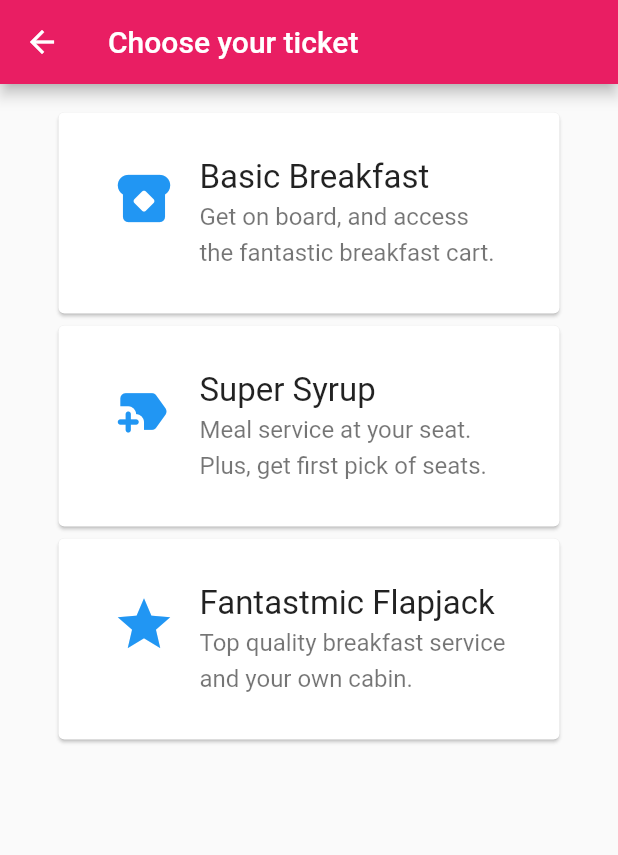
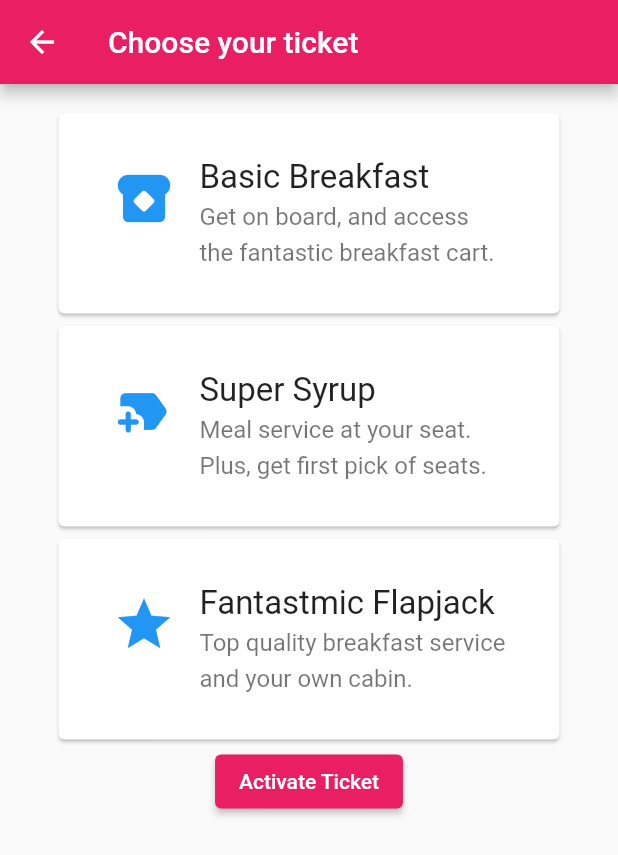
Before and after one commit to SaalikLok/pancake-railways, a Flutter app: the TicketsPage screen opened directly, on a phone screen of 412 x 824 dp. Shown: the top 855 px of the screen. Run offline on Flutter 3.47's test engine with Material 2 defaults, Android fonts, the light colour scheme and no system bars.

Commit message:
create active_ticket and active_ticket_page

```diff
--- a/lib/src/screens/tickets_page.dart
+++ b/lib/src/screens/tickets_page.dart
@@ -9,6 +9,10 @@ class TicketsPage extends StatefulWidget {
   @override
   State<TicketsPage> createState() => _TicketsPageState();
 }
+
+// on this page, clicking on a ticket should make it actively selected within the listtile
+// once selected, the button at the bottom of the page should be active
+// that's what makes this component stateful
 
 class _TicketsPageState extends State<TicketsPage> {
   @override
@@ -23,10 +27,11 @@ class _TicketsPageState extends State<TicketsPage> {
           Column(
             mainAxisAlignment: MainAxisAlignment.start,
             mainAxisSize: MainAxisSize.min,
-            children: const <Widget> [
-              TicketCard(ticketTitle: "Basic Breakfast", description: "Get on board, and access the fantastic breakfast cart.", icon: Icons.breakfast_dining_rounded),
-              TicketCard(ticketTitle: "Super Syrup", description: "Meal service at your seat. Plus, get first pick of seats.", icon: Icons.new_label_rounded),
-              TicketCard(ticketTitle: "Fantastmic Flapjack", description: "Top quality breakfast service and your own cabin.", icon: Icons.star),
+            children: <Widget> [
+              const TicketCard(ticketTitle: "Basic Breakfast", description: "Get on board, and access the fantastic breakfast cart.", icon: Icons.breakfast_dining_rounded),
+              const TicketCard(ticketTitle: "Super Syrup", description: "Meal service at your seat. Plus, get first pick of seats.", icon: Icons.new_label_rounded),
+              const TicketCard(ticketTitle: "Fantastmic Flapjack", description: "Top quality breakfast service and your own cabin.", icon: Icons.star),
+              ElevatedButton(onPressed: () => print("Hello"), child: Text("Activate Ticket"))
             ],
           )
       ),
--- a/lib/src/widgets/ticket_card.dart
+++ b/lib/src/widgets/ticket_card.dart
@@ -1,4 +1,6 @@
 import 'package:flutter/material.dart';
+
+// consider making this component stateless, since the state might be handled on the screen level
 
 class TicketCard extends StatefulWidget {
   const TicketCard({
```
Also changed, not shown: lib/src/screens/active_ticket_page.dart (added, +26 -0 lines), lib/src/widgets/active_ticket.dart (added, +17 -0 lines).
